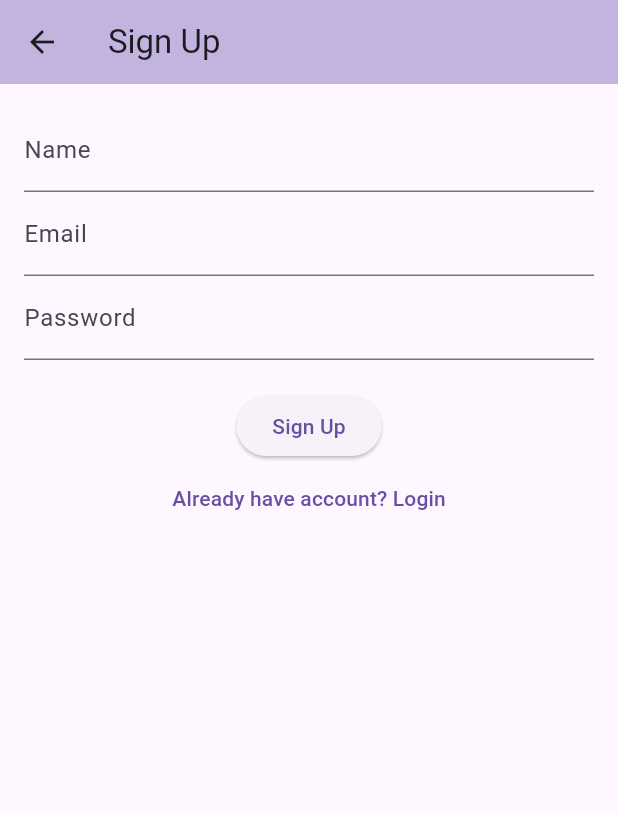
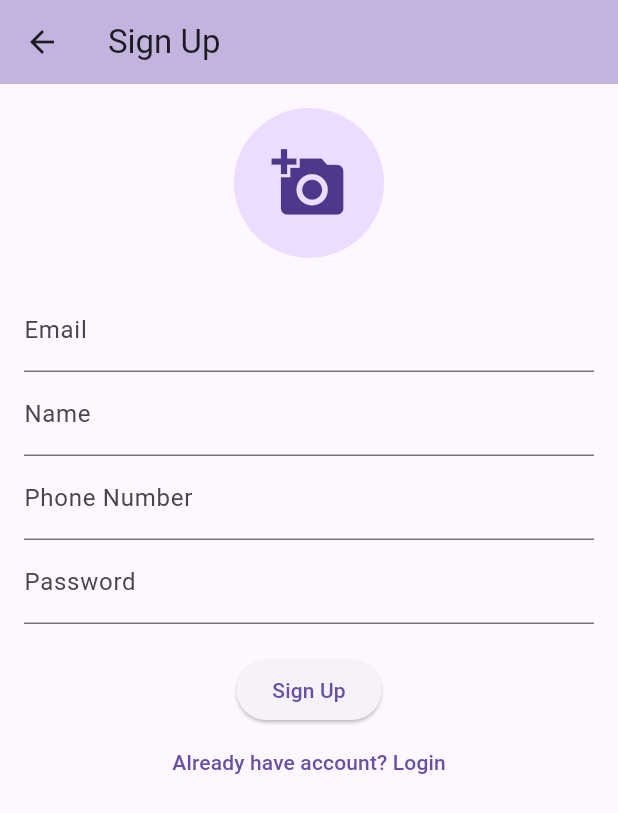
Before and after one commit to OmarMDiab/Hedieaty, a Flutter app: the SignupScreen screen opened directly, on a phone screen of 412 x 824 dp. Shown: the top 813 px of the screen. Run offline on Flutter 3.47's test engine with Material 3 defaults, Android fonts, the light colour scheme and no system bars; our stand-ins replace cloud_firestore, firebase_auth, firebase_core, firebase_storage, image_picker; accounts and stored records are empty; network calls fail.

Commit message:
Added Home Drawer with settings, Profile, Notification, - Added profile Image Upload on signup (update function)

```diff
--- a/lib/main.dart
+++ b/lib/main.dart
@@ -1,29 +1,28 @@
-import 'package:firebase_auth/firebase_auth.dart';
 import 'package:flutter/material.dart';
-import 'package:hedieaty/screens/home_screen.dart';
-import 'package:hedieaty/screens/signup_screen.dart';
 import 'screens/login_screen.dart';
-import 'models/user_model.dart';
 import 'package:firebase_core/firebase_core.dart';
 import 'firebase_options.dart';
 
 Future<void> main() async {
   WidgetsFlutterBinding.ensureInitialized();
   await Firebase.initializeApp(
-
     options: DefaultFirebaseOptions.currentPlatform,
-
   );
   runApp(MyApp());
 }
 
 class MyApp extends StatelessWidget {
+  const MyApp({super.key});
+
   @override
   Widget build(BuildContext context) {
     return MaterialApp(
       debugShowCheckedModeBanner: false,
       title: 'Gift App',
-      theme: ThemeData(primarySwatch: Colors.blue,appBarTheme: AppBarTheme(color: Colors.deepPurple[100],elevation: 30)),
+      theme: ThemeData(
+          primarySwatch: Colors.blue,
+          appBarTheme:
+              AppBarTheme(color: Colors.deepPurple[100], elevation: 30)),
       //theme: ThemeData(primarySwatch: Colors.blue),
       home: LoginScreen(),
     );
--- a/lib/screens/signup_screen.dart
+++ b/lib/screens/signup_screen.dart
@@ -1,13 +1,36 @@
+import 'dart:io';
+
 import 'package:flutter/material.dart';
 import 'package:hedieaty/screens/login_screen.dart';
 import '../controllers/auth_controller.dart';
 import 'home_screen.dart';
+import 'package:image_picker/image_picker.dart';
 
-class SignupScreen extends StatelessWidget {
+class SignupScreen extends StatefulWidget {
+  const SignupScreen({super.key});
+
+  @override
+  _SignupScreenState createState() => _SignupScreenState();
+}
+
+class _SignupScreenState extends State<SignupScreen> {
   final TextEditingController nameController = TextEditingController();
   final TextEditingController emailController = TextEditingController();
   final TextEditingController passwordController = TextEditingController();
+  final TextEditingController phoneNumberController = TextEditingController();
   final AuthController _authController = AuthController();
+
+  File? _profileImage;
+
+  Future<void> _pickImage() async {
+    final pickedImage =
+        await ImagePicker().pickImage(source: ImageSource.gallery);
+    if (pickedImage != null) {
+      setState(() {
+        _profileImage = File(pickedImage.path);
+      });
+    }
+  }
 
   void _signUp(BuildContext context) async {
     try {
@@ -15,11 +38,15 @@ class SignupScreen extends StatelessWidget {
         emailController.text,
         passwordController.text,
         nameController.text,
+        phoneNumberController.text,
+        _profileImage,
       );
+
       if (userModel != null) {
         Navigator.pushReplacement(
           context,
-          MaterialPageRoute(builder: (context) => HomeScreen(userModel: userModel)),
+          MaterialPageRoute(
+              builder: (context) => HomeScreen(userModel: userModel)),
         );
       }
     } catch (e) {
@@ -35,13 +62,38 @@ class SignupScreen extends StatelessWidget {
       appBar: AppBar(title: const Text('Sign Up')),
       body: Padding(
         padding: const EdgeInsets.all(16.0),
+        child: SingleChildScrollView(
           child: Column(
             children: [
-            TextField(controller: nameController, decoration: const InputDecoration(labelText: 'Name')),
-            TextField(controller: emailController, decoration: const InputDecoration(labelText: 'Email')),
-            TextField(controller: passwordController, decoration: const InputDecoration(labelText: 'Password'), obscureText: true),
+              GestureDetector(
+                onTap: _pickImage,
+                child: CircleAvatar(
+                  radius: 50,
+                  backgroundImage:
+                      _profileImage != null ? FileImage(_profileImage!) : null,
+                  child: _profileImage == null
+                      ? const Icon(Icons.add_a_photo, size: 50)
+                      : null,
+                ),
+              ),
               const SizedBox(height: 20),
-            ElevatedButton(onPressed: () => _signUp(context), child: const Text('Sign Up')),
+              TextField(
+                  controller: emailController,
+                  decoration: const InputDecoration(labelText: 'Email')),
+              TextField(
+                  controller: nameController,
+                  decoration: const InputDecoration(labelText: 'Name')),
+              TextField(
+                  controller: phoneNumberController,
+                  decoration: const InputDecoration(labelText: 'Phone Number')),
+              TextField(
+                  controller: passwordController,
+                  decoration: const InputDecoration(labelText: 'Password'),
+                  obscureText: true),
+              const SizedBox(height: 20),
+              ElevatedButton(
+                  onPressed: () => _signUp(context),
+                  child: const Text('Sign Up')),
               TextButton(
                 onPressed: () => Navigator.pushReplacement(
                   context,
@@ -52,6 +104,7 @@ class SignupScreen extends StatelessWidget {
             ],
           ),
         ),
+      ),
     );
   }
 }
--- a/pubspec.yaml
+++ b/pubspec.yaml
@@ -2,7 +2,7 @@ name: hedieaty
 description: "A new Flutter project."
 # The following line prevents the package from being accidentally published to
 # pub.dev using `flutter pub publish`. This is preferred for private packages.
-publish_to: 'none' # Remove this line if you wish to publish to pub.dev
+publish_to: "none" # Remove this line if you wish to publish to pub.dev
 
 # The following defines the version and build number for your application.
 # A version number is three numbers separated by dots, like 1.2.43
@@ -31,7 +31,6 @@ dependencies:
   flutter:
     sdk: flutter
 
-
   # The following adds the Cupertino Icons font to your application.
   # Use with the CupertinoIcons class for iOS style icons.
   cupertino_icons: ^1.0.8
@@ -45,7 +44,7 @@ dependencies:
   firebase_storage: ^12.1.1
   cloud_functions: ^5.0.3
   firebase_analytics: ^11.2.0
-
+  image_picker: ^0.8.8+5
 
 dev_dependencies:
   flutter_test:
@@ -63,7 +62,6 @@ dev_dependencies:
 
 # The following section is specific to Flutter packages.
 flutter:
-
   # The following line ensures that the Material Icons font is
   # included with your application, so that you can use the icons in
   # the material Icons class.
```
Also changed, not shown: lib/controllers/auth_controller.dart (+19 -1 lines), lib/controllers/user_controller.dart (+22 -8 lines), lib/models/user_model.dart (+104 -8 lines), lib/screens/home_screen.dart (+18 -6 lines), lib/screens/login_screen.dart (+13 -4 lines), lib/screens/notification_screen.dart (+21 -0 lines), lib/screens/profile_screen.dart (+36 -9 lines), lib/screens/settings_screen.dart (+17 -0 lines), pubspec.lock, 5 other files. Lines whose indentation alone changed are shown as unchanged.
